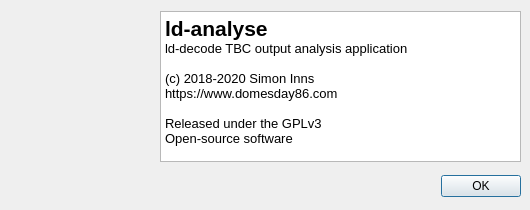
First picture: the form in tools/ld-analyse/aboutdialog.ui, repository happycube/ld-decode, before the edit.
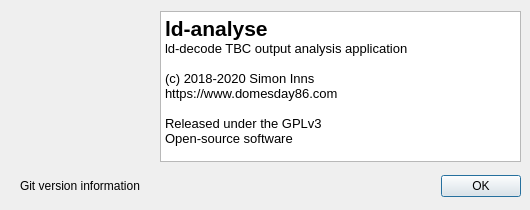
Second picture: the form after the edit. Icons and pictures are not drawn.

Commit message: Issue 240 - Added git information to about dialogues in ld-analyse and ld-process-efm

What changed in the file:
```diff
--- a/tools/ld-analyse/aboutdialog.ui
+++ b/tools/ld-analyse/aboutdialog.ui
@@ -32,9 +32,9 @@
   <widget class="QDialogButtonBox" name="buttonBox">
    <property name="geometry">
     <rect>
-     <x>180</x>
+     <x>410</x>
      <y>170</y>
-     <width>341</width>
+     <width>111</width>
      <height>32</height>
     </rect>
    </property>
@@ -88,6 +88,19 @@
 &lt;p style=&quot; margin-top:0px; margin-bottom:0px; margin-left:0px; margin-right:0px; -qt-block-indent:0; text-indent:0px;&quot;&gt;&lt;span style=&quot; font-family:'Ubuntu'; font-size:10pt;&quot;&gt;Open-source software&lt;/span&gt;&lt;/p&gt;&lt;/body&gt;&lt;/html&gt;</string>
    </property>
   </widget>
+  <widget class="QLabel" name="gitVersionLabel">
+   <property name="geometry">
+    <rect>
+     <x>20</x>
+     <y>170</y>
+     <width>371</width>
+     <height>31</height>
+    </rect>
+   </property>
+   <property name="text">
+    <string>Git version information</string>
+   </property>
+  </widget>
  </widget>
  <resources>
   <include location="ld-analyse-resources.qrc"/>
```
The commit also changes 3 other files.
